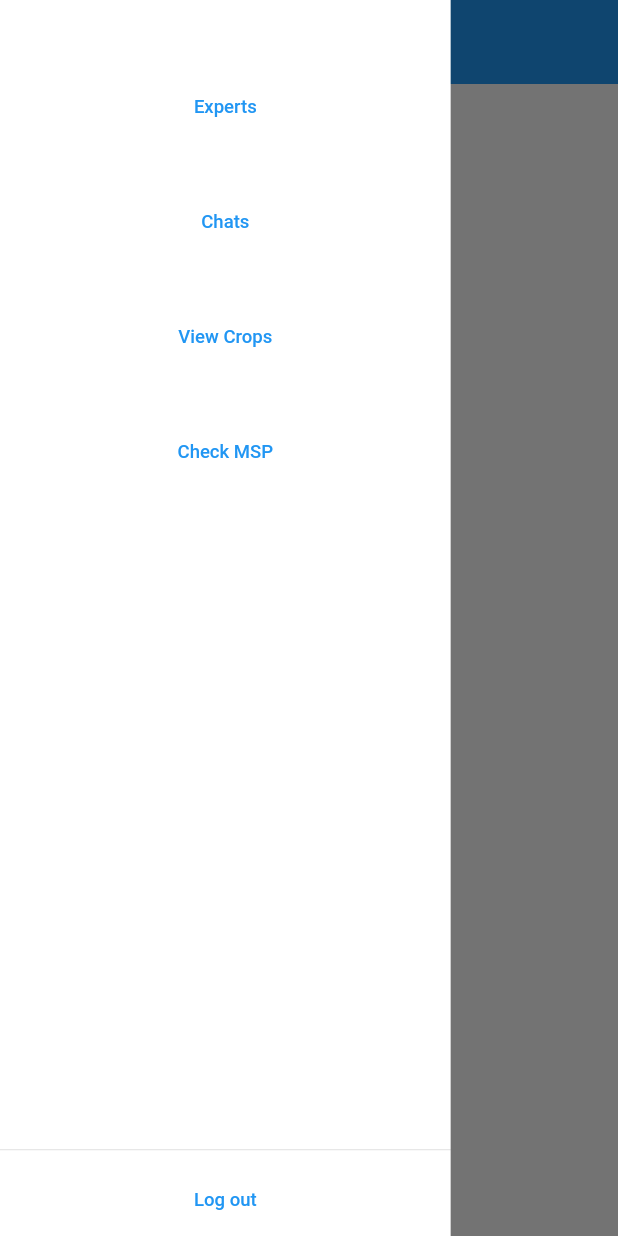
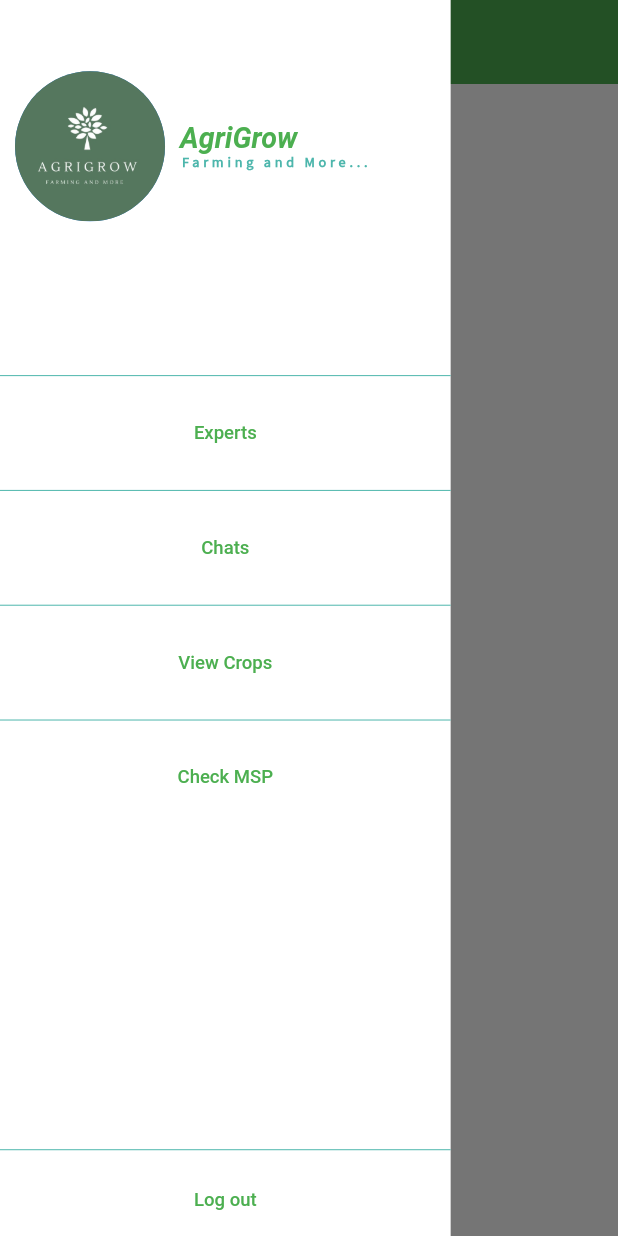
Before and after one commit to Crazzygamerr/AgriGrow, a Flutter app: the HomePage screen opened directly, with the side drawer open, on a phone screen of 412 x 824 dp. Run offline on Flutter 3.47's test engine with Material 2 defaults, Android fonts, the phone set to English and light mode, and no system bars; our stand-ins replace cloud_firestore, firebase_auth, firebase_core, flutter_screenutil, fluttertoast, shared_preferences; accounts and stored records are empty; Roboto replaces fonts that are missing (Tangerine).

Commit message:
Update HomeScreen.dart

```diff
--- a/lib/HomeScreen.dart
+++ b/lib/HomeScreen.dart
@@ -67,9 +67,9 @@ class _HomePageState extends State<HomePage> {
     Widget build(BuildContext context) {
 
         return Scaffold(
-            //backgroundColor: Colors.teal,
+            backgroundColor: Colors.white,
             appBar: AppBar(
-                //backgroundColor: Colors.teal,
+                backgroundColor: Colors.green,
                 elevation: 0,
                 title: (!searching)
                         ? Text(chat?"Chats":"Experts")
@@ -81,10 +81,10 @@ class _HomePageState extends State<HomePage> {
                         });
                     },
                     style: TextStyle(
-                        //color: Colors.white,
+                        color: Colors.white,
                         fontSize: ScreenUtil().setSp(15),
                     ),
-                    //cursorColor: Colors.white,
+                    cursorColor: Colors.white,
                     onEditingComplete: (){
                         FocusScope.of(context).unfocus();
                     },
@@ -157,7 +157,7 @@ class _HomePageState extends State<HomePage> {
                                     height: ScreenUtil().setHeight(50),
                                 ),
 
-                                /*Row(
+                                Row(
                                     children: [
                                         SizedBox(
                                             width: ScreenUtil().setWidth(10),
@@ -173,16 +173,17 @@ class _HomePageState extends State<HomePage> {
                                             crossAxisAlignment: CrossAxisAlignment.start,
                                             children: [
                                                 Text(
-                                                    'agrigrow',
+                                                    'AgriGrow',
                                                     style: TextStyle(
-                                                        fontFamily: 'Pacifico',
+                                                        fontFamily: 'Tangerine',
                                                         fontSize: ScreenUtil().setSp(20),
-                                                        color: Colors.teal,
+                                                        fontStyle: FontStyle.italic,
+                                                        color: Colors.green,
                                                         fontWeight: FontWeight.bold,
                                                     ),
                                                 ),
                                                 Text(
-                                                    'Virtual Health CheckUp',
+                                                    'Farming and More...',
                                                     style: TextStyle(
                                                         fontFamily: 'Source Sans Pro',
                                                         color: Colors.teal.shade300,
@@ -209,16 +210,17 @@ class _HomePageState extends State<HomePage> {
                                         (email==null)?"":email,
                                         style: TextStyle(
                                             fontSize: ScreenUtil().setSp(20),
+                                            color: Colors.green.shade600,
                                         ),
                                     ),
                                 ),
                                 SizedBox(
-                                    height: ScreenUtil().setHeight(0),
+                                    height: ScreenUtil().setHeight(30),
                                     width: double.infinity,
                                     child: Divider(
                                         color: Colors.teal.shade300,
                                     ),
-                                ),*/
+                                ),
 
                                 (isExpert)?Container(
                                     width: double.infinity,
@@ -237,6 +239,7 @@ class _HomePageState extends State<HomePage> {
 
                                 SizedBox(
                                     height: ScreenUtil().setHeight((isExpert)?30:0),
+
                                 ),
 
                                 (!isExpert)?Container(
@@ -255,7 +258,7 @@ class _HomePageState extends State<HomePage> {
                                             "Experts",
                                             style: TextStyle(
                                                 fontSize: ScreenUtil().setSp(13),
-                                                ////color: Colors.white,
+                                                color: Colors.green,
                                             ),
                                         ),
                                     ),
@@ -263,6 +266,9 @@ class _HomePageState extends State<HomePage> {
 
                                 SizedBox(
                                     height: ScreenUtil().setHeight((!isExpert)?30:0),
+                                    child: Divider(
+                                        color: Colors.teal.shade300,
+                                    ),
                                 ),
 
                                 Container(
@@ -280,6 +286,7 @@ class _HomePageState extends State<HomePage> {
                                             "Chats",
                                             style: TextStyle(
                                                 fontSize: ScreenUtil().setSp(13),
+                                                color: Colors.green,
                                             ),
                                         ),
                                     ),
@@ -287,6 +294,9 @@ class _HomePageState extends State<HomePage> {
 
                                 SizedBox(
                                     height: ScreenUtil().setHeight(30),
+                                    child: Divider(
+                                        color: Colors.teal.shade300,
+                                    ),
                                 ),
 
                                 Container(
@@ -299,6 +309,7 @@ class _HomePageState extends State<HomePage> {
                                             "View Crops",
                                             style: TextStyle(
                                                 fontSize: ScreenUtil().setSp(13),
+                                                color: Colors.green,
                                             ),
                                         ),
                                     ),
@@ -306,6 +317,10 @@ class _HomePageState extends State<HomePage> {
 
                                 SizedBox(
                                     height: ScreenUtil().setHeight(30),
+                                    child: Divider(
+                                        color: Colors.teal.shade300,
+
+                                    ),
                                 ),
 
                                 Container(
@@ -318,6 +333,7 @@ class _HomePageState extends State<HomePage> {
                                             "Check MSP",
                                             style: TextStyle(
                                                 fontSize: ScreenUtil().setSp(13),
+                                                color: Colors.green,
                                             ),
                                         ),
                                     ),
@@ -325,8 +341,11 @@ class _HomePageState extends State<HomePage> {
                             ],
                         ),
 
-                        /*SizedBox(
-                            height: ScreenUtil().setHeight(350),
+                      /* SizedBox(
+                            height: ScreenUtil().setHeight(30),
+                            child: Divider(
+                                color: Colors.teal.shade300,
+                            ),
                         ),*/
                         Column(
                             children: [
@@ -334,7 +353,7 @@ class _HomePageState extends State<HomePage> {
                                     height: ScreenUtil().setHeight(20),
                                     width: double.infinity,
                                     child: Divider(
-                                        //color: Colors.teal.shade300,
+                                        color: Colors.teal.shade300,
                                     ),
                                 ),
                                 Container(
@@ -348,6 +367,8 @@ class _HomePageState extends State<HomePage> {
                                             "Log out",
                                             style: TextStyle(
                                                 fontSize: ScreenUtil().setSp(13),
+                                                color: Colors.green,
+
                                             ),
                                         ),
                                     ),
```
